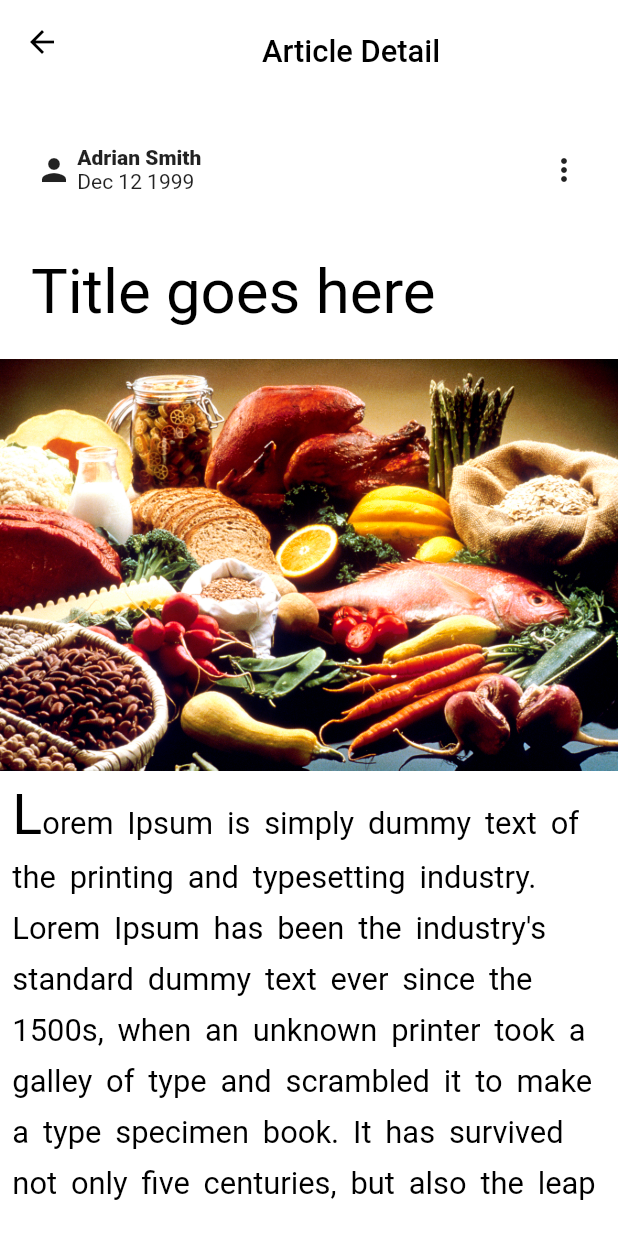
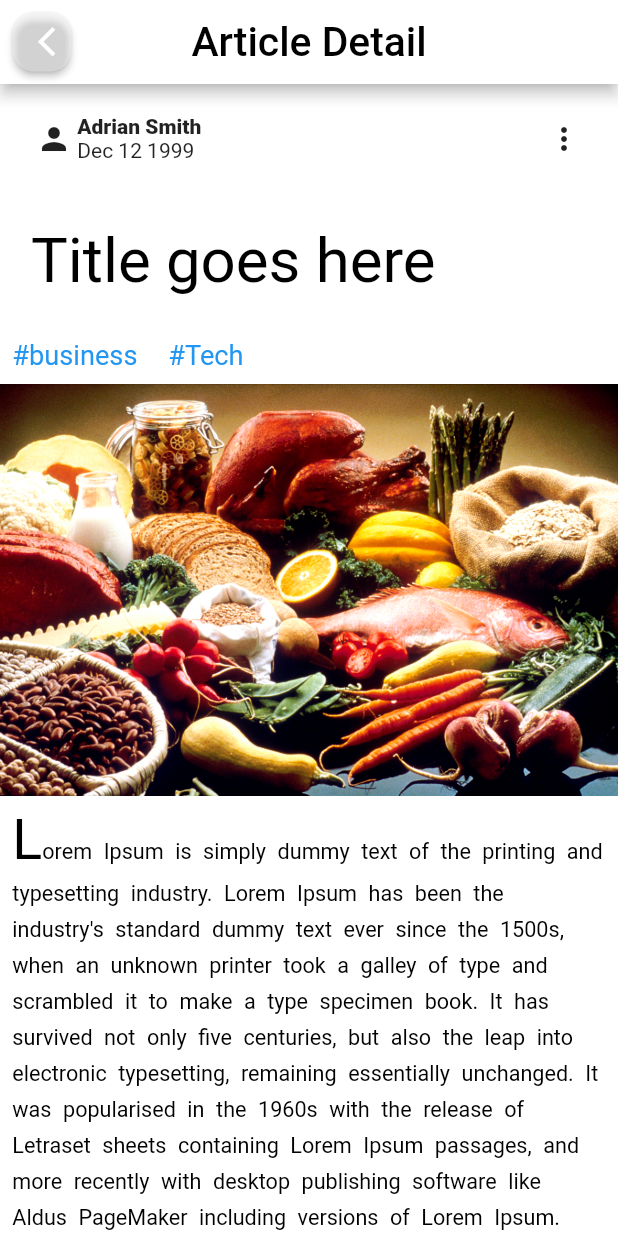
Before and after one commit to RealEskalate/Practice, a Flutter app: the PostDetailpage screen opened by its route, on a phone screen of 412 x 824 dp. Run offline on Flutter 3.47's test engine with Material 2 defaults, Android fonts, the phone set to English and light mode, and no system bars; our stand-ins replace bloc, flutter_bloc, font_awesome_flutter, google_fonts, smooth_page_indicator; missing offline and left inert: floatingpanel, sign_button.

Commit message:
[mobile] fixed some UI  positionings

```diff
--- a/starter_project_mobile_2022/lib/blog_detail/costants.dart/constants.dart
+++ b/starter_project_mobile_2022/lib/blog_detail/costants.dart/constants.dart
@@ -1,7 +1,9 @@
 import 'package:flutter/material.dart';
 
 const Color white = Colors.white;
+const Color blue = Colors.blue;
 const Color transparent = Colors.transparent;
+const Color backgroungOfBackButton = Color.fromARGB(103, 246, 246, 246);
 const Color black = Color.fromARGB(255, 0, 0, 0);
 const Color backgroundColorCommentDisplay = Color.fromRGBO(246, 246, 246, 1);
 const Color commentDateColor = Color.fromRGBO(154, 148, 148, 1);
@@ -11,3 +13,4 @@ const Color sendButtonColor = Colors.blueAccent;
 const IconData sendIcon = Icons.send;
 const IconData threeDotsIcon = Icons.more_vert;
 const IconData starIcon = Icons.star;
+const Color iconBackgroundColor = Color.fromARGB(255, 102, 153, 255);
--- a/starter_project_mobile_2022/lib/blog_detail/presentation/screens/blog_details_page.dart
+++ b/starter_project_mobile_2022/lib/blog_detail/presentation/screens/blog_details_page.dart
@@ -5,6 +5,8 @@ import 'package:flutter/material.dart';
 import 'package:starter_project_mobile_2022/blog_detail/costants.dart/constants.dart';
 import 'package:starter_project_mobile_2022/blog_detail/presentation/widgets/article_detail.dart';
 import 'package:starter_project_mobile_2022/blog_detail/presentation/widgets/comment_diaplay.dart';
+import 'package:starter_project_mobile_2022/blog_detail/presentation/widgets/send_comment.dart';
+import 'package:starter_project_mobile_2022/blog_detail/presentation/widgets/tags.dart';
 
 import '../../../list_blog_page/widgets/star_bar.dart';
 
@@ -16,26 +18,40 @@ class PostDetailpage extends StatelessWidget {
     final double height = MediaQuery.of(context).size.height;
     final double width = MediaQuery.of(context).size.width;
     return Scaffold(
-      backgroundColor: Colors.white,
+      backgroundColor: white,
       appBar: AppBar(
-        title: Center(
-            child: Text(
-          'Article Detail',
-          style: TextStyle(
-            color: black,
-            fontSize: width * 0.05,
-            fontWeight: FontWeight.w500,
-            height: height * 0.0025,
+        backgroundColor: white,
+        leading: Transform.scale(
+          scale: 0.7,
+          child: ElevatedButton(
+            child: Icon(
+              Icons.arrow_back_ios_new,
+              size: width * 0.08,
             ),
-        )),
-        backgroundColor: transparent,
-        elevation: 0,
-        iconTheme: const IconThemeData(
-          color: black,
+            onPressed: () {
+              Navigator.pop(context);
+            },
+            style: ElevatedButton.styleFrom(
+              primary: backgroungOfBackButton,
+              shape: RoundedRectangleBorder(
+                borderRadius: BorderRadius.circular(20), // <-- Radius
               ),
             ),
-      body: SafeArea(
-        minimum: EdgeInsets.symmetric(vertical: width * 0.05),
+          ),
+        ),
+        title: Text(
+          'Article Detail',
+          style: TextStyle(color: black, fontSize: height * 0.033),
+        ),
+        centerTitle: true,
+      ),
+      body: NotificationListener<OverscrollIndicatorNotification>(
+        onNotification: (overScroll) {
+          overScroll.disallowIndicator();
+          return false;
+        },
+        child: SafeArea(
+          minimum: const EdgeInsets.symmetric(vertical: 0),
           child: ListView(
             children: [
               Padding(
@@ -70,7 +86,31 @@ class PostDetailpage extends StatelessWidget {
                   ),
                 ),
               ),
-
+              Padding(
+                padding: EdgeInsets.all(width * 0.02),
+                child: Row(
+                  mainAxisAlignment: MainAxisAlignment.start,
+                  children: [
+                    Text(
+                      '#business',
+                      style: TextStyle(
+                        color: Colors.blue,
+                        fontSize: height * 0.022,
+                      ),
+                    ),
+                    SizedBox(
+                      width: width * 0.05,
+                    ),
+                    Text(
+                      '#Tech',
+                      style: TextStyle(
+                        color: Colors.blue,
+                        fontSize: height * 0.022,
+                      ),
+                    ),
+                  ],
+                ),
+              ),
               const ArticleDetail(
                 article:
                     'Lorem Ipsum is simply dummy text of the printing and typesetting industry. Lorem Ipsum has been the industry\'s standard dummy text ever since the 1500s, when an unknown printer took a galley of type and scrambled it to make a type specimen book. It has survived not only five centuries, but also the leap into electronic typesetting, remaining essentially unchanged. It was popularised in the 1960s with the release of Letraset sheets containing Lorem Ipsum passages, and more recently with desktop publishing software like Aldus PageMaker including versions of Lorem Ipsum.',
@@ -153,59 +193,22 @@ class PostDetailpage extends StatelessWidget {
                   givenIcon: Icons.person,
                   comments:
                       'Since executives disclosed the fall in February, the firm\'s share price has nearly halved.But hope things turnout fine.'),
+
+              const CommentWidget(
+                  authorName: 'Barry Dowson',
+                  date: 'Dec 10, 2022',
+                  givenIcon: Icons.person,
+                  comments:
+                      'Since executives disclosed the fall in February, the firm\'s share price has nearly halved.But hope things turnout fine.'),
               // send  comment widget
-            Container(
-              margin: EdgeInsets.all(width * 0.05),
-              height: height * 0.12,
-              child: Row(
-                children: [
-                  Expanded(
-                    child: Container(
-                      padding: EdgeInsets.only(left: width * 0.05),
-                      decoration: BoxDecoration(
-                        color: white,
-                        borderRadius: BorderRadius.circular(width * 0.005),
-                        boxShadow: [
-                          BoxShadow(
-                              offset: Offset(0, width * 0.001),
-                              blurRadius: width * 0.005,
-                              color: grey)
-                        ],
-                      ),
-                      child: Row(
-                        children: const [
-                          Expanded(
-                            child: TextField(
-                              decoration: InputDecoration(
-                                  hintText: "Write a comment.",
-                                  hintStyle: TextStyle(color: grey),
-                                  border: InputBorder.none),
-                            ),
+              Padding(
+                padding: const EdgeInsets.all(8.0),
+                child: SendComment(heigth: height * 0.07, width: width),
               ),
             ],
           ),
         ),
       ),
-                  Container(
-                    padding: EdgeInsets.all(width * 0.03),
-                    decoration: BoxDecoration(
-                      color: sendButtonColor,
-                      borderRadius: BorderRadius.circular(width * 0.01),
-                    ),
-                    child: InkWell(
-                      child: const Icon(
-                        sendIcon,
-                        color: white,
-                      ),
-                      onLongPress: () {},
-                    ),
-                  )
-                ],
-              ),
-            ),
-          ],
-        ),
-      ),
     );
   }
 }
--- a/starter_project_mobile_2022/lib/blog_detail/presentation/widgets/article_detail.dart
+++ b/starter_project_mobile_2022/lib/blog_detail/presentation/widgets/article_detail.dart
@@ -31,7 +31,7 @@ class ArticleDetail extends StatelessWidget {
                   text: article.substring(1),
                   style: TextStyle(
                     color: black,
-                    fontSize: width * 0.05,
+                    fontSize: width * 0.035,
                     height: height * 0.002,
                     wordSpacing: width * 0.01,
                   ),
```
Also changed, not shown: starter_project_mobile_2022/lib/blog_detail/presentation/widgets/send_comment.dart (added, +40 -0 lines), starter_project_mobile_2022/lib/blog_detail/presentation/widgets/send_icon.dart (added, +26 -0 lines), starter_project_mobile_2022/lib/blog_detail/presentation/widgets/tags.dart (added, +24 -0 lines), starter_project_mobile_2022/pubspec.lock. Lines whose indentation alone changed are shown as unchanged.
